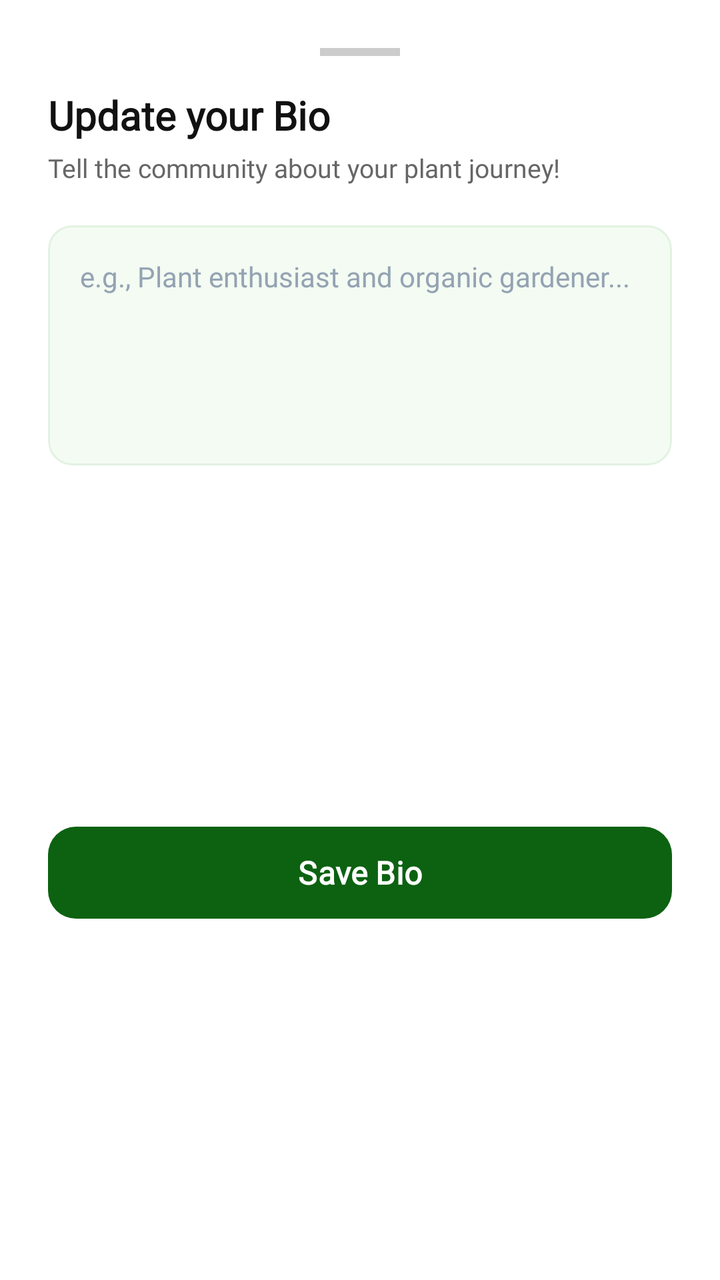
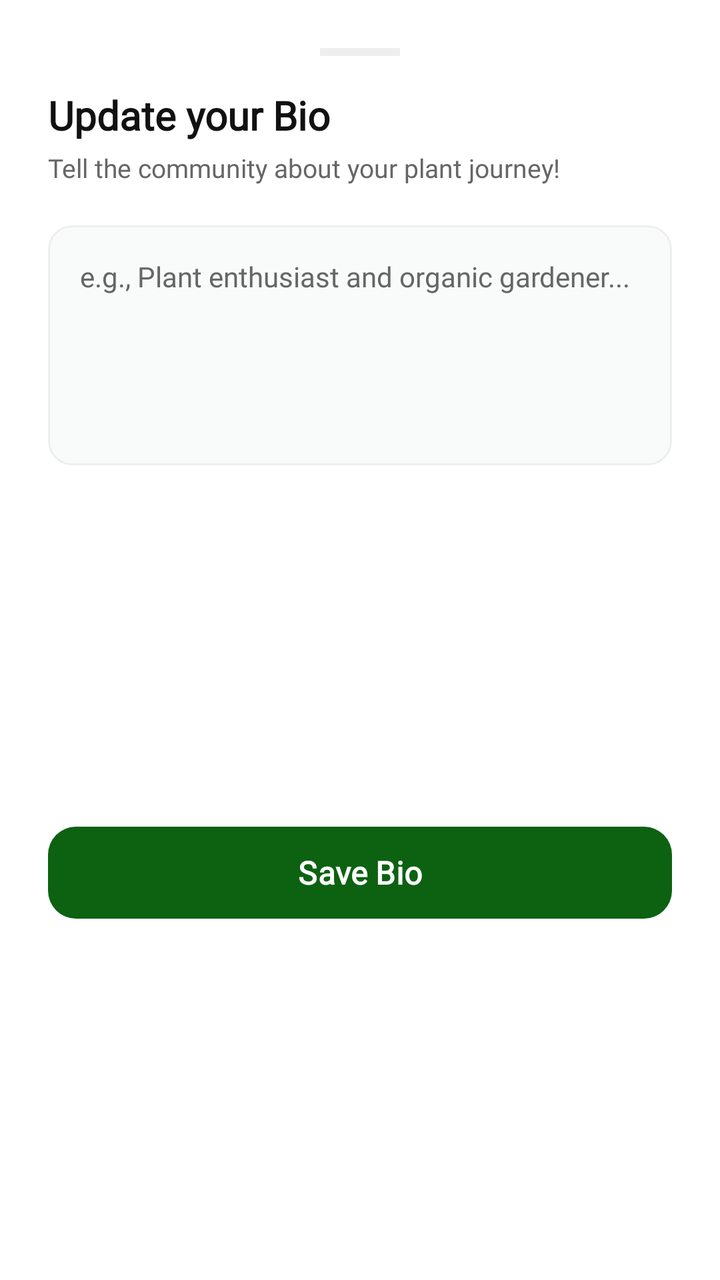

The first picture is an Android layout as it rendered before a commit; the second is the same layout after the commit. The layout source and the unified diff follow.
<!-- AndroidManifest.xml: application theme Theme.SmartGrow -->
<!-- res/layout/dialog_edit_bio_sheet.xml -->
<?xml version="1.0" encoding="utf-8"?>
<androidx.constraintlayout.widget.ConstraintLayout
    xmlns:android="http://schemas.android.com/apk/res/android"
    xmlns:app="http://schemas.android.com/apk/res-auto"
    android:layout_width="match_parent"
    android:layout_height="wrap_content"
    android:background="@drawable/bg_bottom_sheet_rounded"
    android:padding="24dp">

    <View
        android:id="@+id/view_drag_handle"
        android:layout_width="40dp"
        android:layout_height="4dp"
        android:background="#CCCCCC"
        app:layout_constraintTop_toTopOf="parent"
        app:layout_constraintEnd_toEndOf="parent"
        app:layout_constraintStart_toStartOf="parent" />

    <TextView
        android:id="@+id/tv_title"
        android:layout_width="wrap_content"
        android:layout_height="wrap_content"
        android:text="Update your Bio"
        android:textSize="20sp"
        android:textStyle="bold"
        android:textColor="#111111"
        android:fontFamily="@font/poppins"
        android:layout_marginTop="16dp"
        app:layout_constraintTop_toBottomOf="@id/view_drag_handle"
        app:layout_constraintStart_toStartOf="parent" />

    <TextView
        android:id="@+id/tv_subtitle"
        android:layout_width="match_parent"
        android:layout_height="wrap_content"
        android:text="Tell the community about your plant journey!"
        android:textColor="#666666"
        android:textSize="13sp"
        android:fontFamily="@font/poppins"
        android:layout_marginTop="4dp"
        app:layout_constraintTop_toBottomOf="@id/tv_title" />

    <com.google.android.material.card.MaterialCardView
        android:id="@+id/card_input"
        android:layout_width="match_parent"
        android:layout_height="120dp"
        android:layout_marginTop="20dp"
        app:cardCornerRadius="12dp"
        app:cardElevation="0dp"
        app:cardBackgroundColor="#F3FBF2"
        app:strokeWidth="1dp"
        app:strokeColor="#E2F2E1"
        app:layout_constraintTop_toBottomOf="@id/tv_subtitle">
        <EditText
            android:id="@+id/et_bio_input"
            android:layout_width="match_parent"
            android:layout_height="match_parent"
            android:background="@android:color/transparent"
            android:hint="e.g., Plant enthusiast and organic gardener..."
            android:textColorHint="#94A3B3"
            android:textColor="#111111"
            android:textSize="14sp"
            android:fontFamily="@font/poppins"
            android:padding="16dp"
            android:gravity="top|start"
            android:inputType="textMultiLine"
            android:maxLines="5" />
    </com.google.android.material.card.MaterialCardView>

    <com.google.android.material.button.MaterialButton
        android:id="@+id/btn_save_bio"
        android:layout_width="match_parent"
        android:layout_height="54dp"
        android:layout_marginTop="24dp"
        android:text="Save Bio"
        android:textAllCaps="false"
        android:textColor="#FFFFFF"
        android:textSize="16sp"
        android:textStyle="bold"
        android:fontFamily="@font/poppins"
        app:backgroundTint="#0C6211"
        app:cornerRadius="14dp"
        app:layout_constraintTop_toBottomOf="@id/card_input"
        app:layout_constraintBottom_toBottomOf="parent" />

</androidx.constraintlayout.widget.ConstraintLayout>
<!-- resources referenced by this layout -->
<resources>
  <!-- drawable bg_bottom_sheet_rounded (drawable) -->
  <?xml version="1.0" encoding="utf-8"?>
  <shape xmlns:android="http://schemas.android.com/apk/res/android">
      <solid android:color="#FFFFFF" />
      <corners
          android:topLeftRadius="24dp"
          android:topRightRadius="24dp" />
  </shape>
  <style name="Theme.SmartGrow" parent="Base.Theme.SmartGrow" />
  <style name="Base.Theme.SmartGrow" parent="Theme.Material3.DayNight.NoActionBar">
          <item name="android:windowBackground">@android:color/white</item>
          <item name="android:windowDisablePreview">true</item>
  
          
          <item name="android:statusBarColor">#FFFFFF</item>
          <item name="android:windowLightStatusBar">true</item>
  
          
          <item name="android:navigationBarColor">#FFFFFF</item>
          <item name="android:windowLightNavigationBar" tools:targetApi="o">true</item>
  
          <item name="android:windowDrawsSystemBarBackgrounds">true</item>
          <item name="android:windowTranslucentStatus">false</item>
          <item name="android:windowTranslucentNavigation">false</item>
      </style>
</resources>

<!-- the commit's change to res/layout/dialog_edit_bio_sheet.xml (unified diff, before → after) -->
@@ -4,14 +4,14 @@
     xmlns:app="http://schemas.android.com/apk/res-auto"
     android:layout_width="match_parent"
     android:layout_height="wrap_content"
-    android:background="@drawable/bg_bottom_sheet_rounded"
+    android:background="@color/card_background"
     android:padding="24dp">
 
     <View
         android:id="@+id/view_drag_handle"
         android:layout_width="40dp"
         android:layout_height="4dp"
-        android:background="#CCCCCC"
+        android:background="@color/divider"
         app:layout_constraintTop_toTopOf="parent"
         app:layout_constraintEnd_toEndOf="parent"
         app:layout_constraintStart_toStartOf="parent" />
@@ -23,7 +23,7 @@
         android:text="Update your Bio"
         android:textSize="20sp"
         android:textStyle="bold"
-        android:textColor="#111111"
+        android:textColor="@color/text_primary"
         android:fontFamily="@font/poppins"
         android:layout_marginTop="16dp"
         app:layout_constraintTop_toBottomOf="@id/view_drag_handle"
@@ -34,7 +34,7 @@
         android:layout_width="match_parent"
         android:layout_height="wrap_content"
         android:text="Tell the community about your plant journey!"
-        android:textColor="#666666"
+        android:textColor="@color/text_secondary"
         android:textSize="13sp"
         android:fontFamily="@font/poppins"
         android:layout_marginTop="4dp"
@@ -47,9 +47,9 @@
         android:layout_marginTop="20dp"
         app:cardCornerRadius="12dp"
         app:cardElevation="0dp"
-        app:cardBackgroundColor="#F3FBF2"
+        app:cardBackgroundColor="@color/background"
         app:strokeWidth="1dp"
-        app:strokeColor="#E2F2E1"
+        app:strokeColor="@color/divider"
         app:layout_constraintTop_toBottomOf="@id/tv_subtitle">
         <EditText
             android:id="@+id/et_bio_input"
@@ -57,8 +57,8 @@
             android:layout_height="match_parent"
             android:background="@android:color/transparent"
             android:hint="e.g., Plant enthusiast and organic gardener..."
-            android:textColorHint="#94A3B3"
-            android:textColor="#111111"
+            android:textColorHint="@color/text_secondary"
+            android:textColor="@color/text_primary"
             android:textSize="14sp"
             android:fontFamily="@font/poppins"
             android:padding="16dp"
@@ -74,11 +74,11 @@
         android:layout_marginTop="24dp"
         android:text="Save Bio"
         android:textAllCaps="false"
-        android:textColor="#FFFFFF"
+        android:textColor="@color/white"
         android:textSize="16sp"
         android:textStyle="bold"
         android:fontFamily="@font/poppins"
-        app:backgroundTint="#0C6211"
+        app:backgroundTint="@color/primary_green"
         app:cornerRadius="14dp"
         app:layout_constraintTop_toBottomOf="@id/card_input"
         app:layout_constraintBottom_toBottomOf="parent" />
<!-- resource entries referenced after the edit -->
@@ -1,24 +1,23 @@
 <!-- resources referenced by this layout -->
 <resources>
-  <!-- drawable bg_bottom_sheet_rounded (drawable) -->
-  <?xml version="1.0" encoding="utf-8"?>
-  <shape xmlns:android="http://schemas.android.com/apk/res/android">
-      <solid android:color="#FFFFFF" />
-      <corners
-          android:topLeftRadius="24dp"
-          android:topRightRadius="24dp" />
-  </shape>
+  <color name="background">#F9FAFA</color>
+  <color name="card_background">#FFFFFF</color>
+  <color name="divider">#EEEEEE</color>
+  <color name="primary_green">#0C6211</color>
+  <color name="text_primary">#111111</color>
+  <color name="text_secondary">#666666</color>
+  <color name="white">#FFFFFFFF</color>
   <style name="Theme.SmartGrow" parent="Base.Theme.SmartGrow" />
   <style name="Base.Theme.SmartGrow" parent="Theme.Material3.DayNight.NoActionBar">
-          <item name="android:windowBackground">@android:color/white</item>
+          <item name="android:windowBackground">@color/background</item>
           <item name="android:windowDisablePreview">true</item>
   
           
-          <item name="android:statusBarColor">#FFFFFF</item>
+          <item name="android:statusBarColor">@color/background</item>
           <item name="android:windowLightStatusBar">true</item>
   
           
-          <item name="android:navigationBarColor">#FFFFFF</item>
+          <item name="android:navigationBarColor">@color/background</item>
           <item name="android:windowLightNavigationBar" tools:targetApi="o">true</item>
   
           <item name="android:windowDrawsSystemBarBackgrounds">true</item>
